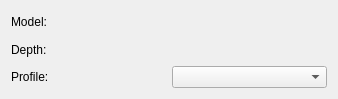
The window that krita/ui/forms/wdgcolorspaceselector.ui (KDE/krita) describes before a commit, drawn with Qt 5.
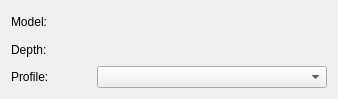
The same window after the commit. Custom widgets are drawn as their Qt base class.

Commit message: Fix layout of comboboxes

Patch:
```diff
--- a/krita/ui/forms/wdgcolorspaceselector.ui
+++ b/krita/ui/forms/wdgcolorspaceselector.ui
@@ -9,10 +9,16 @@
     <height>99</height>
    </rect>
   </property>
-  <layout class="QGridLayout" >
-   <item row="0" column="0" >
-    <widget class="QLabel" name="lblColorSpaces" >
-     <property name="text" >
+  <layout class="QGridLayout">
+   <item row="0" column="0">
+    <widget class="QLabel" name="lblColorSpaces">
+     <property name="minimumSize">
+      <size>
+       <width>80</width>
+       <height>0</height>
+      </size>
+     </property>
+     <property name="text">
       <string>Model:</string>
      </property>
      <property name="buddy" >
@@ -20,12 +26,25 @@
      </property>
     </widget>
    </item>
-   <item row="0" column="1" >
-    <widget class="KisCmbIDList" native="1" name="cmbColorModels" />
+   <item row="0" column="1">
+    <widget class="KisCmbIDList" name="cmbColorModels" native="true">
+     <property name="sizePolicy">
+      <sizepolicy hsizetype="Expanding" vsizetype="Preferred">
+       <horstretch>0</horstretch>
+       <verstretch>0</verstretch>
+      </sizepolicy>
+     </property>
+    </widget>
    </item>
-   <item row="1" column="0" >
-    <widget class="QLabel" name="lblColorModels" >
-     <property name="text" >
+   <item row="1" column="0">
+    <widget class="QLabel" name="lblColorModels">
+     <property name="minimumSize">
+      <size>
+       <width>80</width>
+       <height>0</height>
+      </size>
+     </property>
+     <property name="text">
       <string>Depth:</string>
      </property>
      <property name="buddy" >
@@ -33,12 +52,25 @@
      </property>
     </widget>
    </item>
-   <item row="1" column="1" >
-    <widget class="KisCmbIDList" native="1" name="cmbColorDepth" />
+   <item row="1" column="1">
+    <widget class="KisCmbIDList" name="cmbColorDepth" native="true">
+     <property name="sizePolicy">
+      <sizepolicy hsizetype="Expanding" vsizetype="Preferred">
+       <horstretch>0</horstretch>
+       <verstretch>0</verstretch>
+      </sizepolicy>
+     </property>
+    </widget>
    </item>
-   <item row="2" column="0" >
-    <widget class="QLabel" name="lblProfiles" >
-     <property name="text" >
+   <item row="2" column="0">
+    <widget class="QLabel" name="lblProfiles">
+     <property name="minimumSize">
+      <size>
+       <width>80</width>
+       <height>0</height>
+      </size>
+     </property>
+     <property name="text">
       <string>Profile:</string>
      </property>
      <property name="buddy" >
@@ -46,8 +78,15 @@
      </property>
     </widget>
    </item>
-   <item row="2" column="1" >
-    <widget class="SqueezedComboBox" name="cmbProfile" />
+   <item row="2" column="1">
+    <widget class="SqueezedComboBox" name="cmbProfile">
+     <property name="sizePolicy">
+      <sizepolicy hsizetype="Expanding" vsizetype="Fixed">
+       <horstretch>0</horstretch>
+       <verstretch>0</verstretch>
+      </sizepolicy>
+     </property>
+    </widget>
    </item>
   </layout>
  </widget>
```
Left out of the diff: 13 changed lines with no effect on the pictures.
